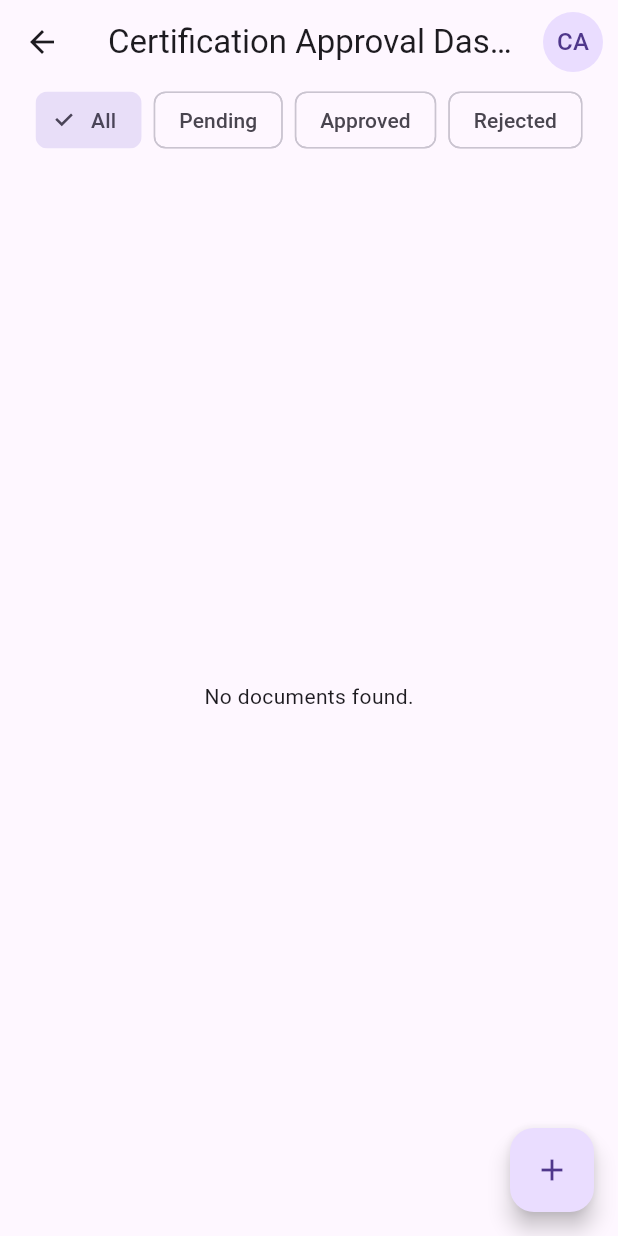
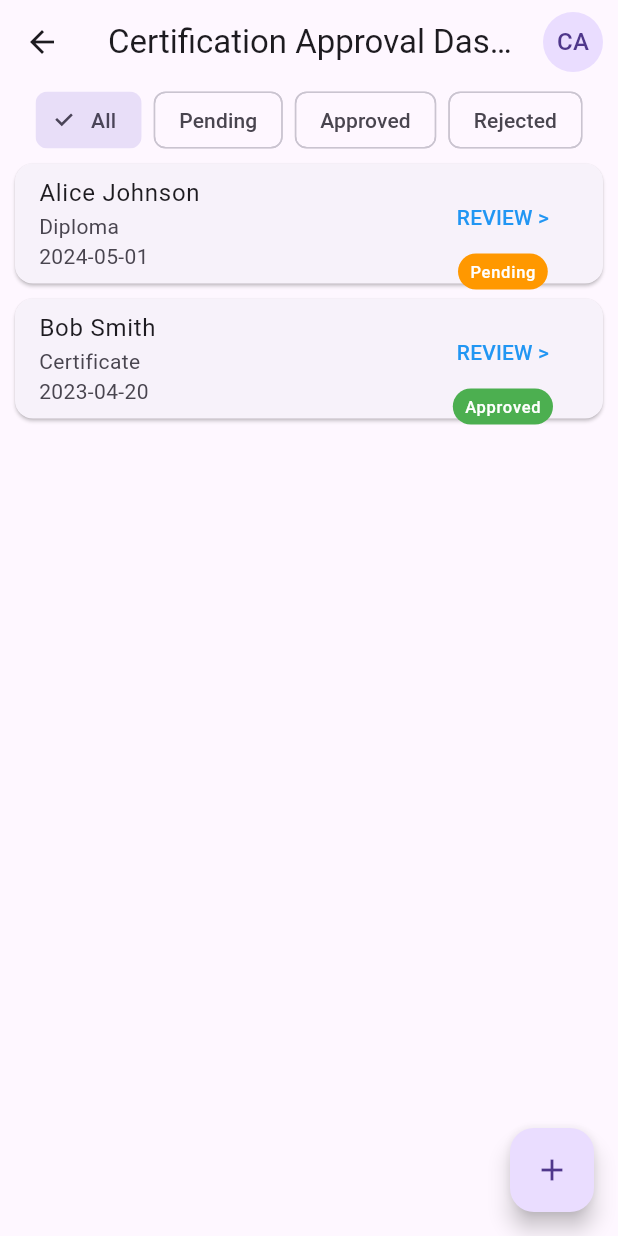
Before and after one commit to SitiFatimah0403/Digital_certificate_project, a Flutter app: the CA_Verification screen opened directly, on a phone screen of 412 x 824 dp. Run offline on Flutter 3.47's test engine with Material 3 defaults, Android fonts, the phone set to English and light mode, and no system bars; our stand-ins replace cloud_firestore, file_picker, firebase_auth, firebase_core, firebase_storage, google_sign_in and 1 more; missing offline and left inert: syncfusion_flutter_pdf; accounts and stored records are empty.

Commit message:
Update CA_Verification
insert dummy list to file since firebase is not set up, change dummy list to false to switch back to firebase

```diff
--- a/lib/anna/CA_verification.dart
+++ b/lib/anna/CA_verification.dart
@@ -10,6 +10,34 @@ class CA_Verification extends StatefulWidget {
 
 class _CAVerificationState extends State<CA_Verification> {
   String selectedStatus = 'All';
+
+  // 🔁 Toggle this to use dummy or real Firestore data
+  final bool useDummyData = true;
+
+  final List<Map<String, dynamic>> dummyDocuments = [
+    {
+      'id': 'doc1',
+      'metadata': {
+        'name': 'Alice Johnson',
+        'document_type': 'Diploma',
+        'date_issued': '2024-05-01T00:00:00',
+        'expiry_date': '2029-05-01T00:00:00',
+        'organization': 'Example University'
+      },
+      'status': 'pending',
+    },
+    {
+      'id': 'doc2',
+      'metadata': {
+        'name': 'Bob Smith',
+        'document_type': 'Certificate',
+        'date_issued': '2023-04-20T00:00:00',
+        'expiry_date': '2028-04-20T00:00:00',
+        'organization': 'Institute of Testing'
+      },
+      'status': 'approved',
+    },
+  ];
 
   Stream<QuerySnapshot> getDocumentsStream() {
     var collection = FirebaseFirestore.instance.collection('truecopies');
@@ -56,21 +84,64 @@ class _CAVerificationState extends State<CA_Verification> {
             }).toList(),
           ),
           Expanded(
-            child: StreamBuilder<QuerySnapshot>(
+            child: useDummyData
+                ? ListView.builder(
+                    itemCount: dummyDocuments.length,
+                    itemBuilder: (context, index) {
+                      final doc = dummyDocuments[index];
+                      final metadata = doc['metadata'];
+                      final status = doc['status'];
+
+                      return buildListTile(
+                        docId: doc['id'],
+                        metadata: metadata,
+                        status: status,
+                      );
+                    },
+                  )
+                : StreamBuilder<QuerySnapshot>(
                     stream: getDocumentsStream(),
                     builder: (context, snapshot) {
-                if (!snapshot.hasData) return Center(child: CircularProgressIndicator());
+                      if (!snapshot.hasData) {
+                        return Center(child: CircularProgressIndicator());
+                      }
+
                       final docs = snapshot.data!.docs;
-
-                if (docs.isEmpty) return Center(child: Text("No documents found."));
+                      if (docs.isEmpty) {
+                        return Center(child: Text("No documents found."));
+                      }
 
                       return ListView.builder(
                         itemCount: docs.length,
                         itemBuilder: (context, index) {
                           final doc = docs[index];
                           final metadata = doc['metadata'] ?? {};
-                    final status = (doc['status'] ?? 'pending_approval').toString();
+                          final status = (doc['status'] ?? 'pending').toString();
 
+                          return buildListTile(
+                            docId: doc.id,
+                            metadata: metadata,
+                            status: status,
+                          );
+                        },
+                      );
+                    },
+                  ),
+          ),
+        ],
+      ),
+      floatingActionButton: FloatingActionButton(
+        onPressed: () => Navigator.push(context, MaterialPageRoute(builder: (_) => UploadScreen())),
+        child: Icon(Icons.add),
+      ),
+    );
+  }
+
+  Widget buildListTile({
+    required String docId,
+    required Map<String, dynamic> metadata,
+    required String status,
+  }) {
     return Card(
       margin: EdgeInsets.symmetric(horizontal: 10, vertical: 5),
       child: ListTile(
@@ -91,7 +162,7 @@ class _CAVerificationState extends State<CA_Verification> {
                   context,
                   MaterialPageRoute(
                     builder: (_) => ReviewPage(
-                                      docId: doc.id,
+                      docId: docId,
                       metadata: metadata,
                       status: status,
                     ),
@@ -112,18 +183,6 @@ class _CAVerificationState extends State<CA_Verification> {
         ),
       ),
     );
-                  },
-                );
-              },
-            ),
-          ),
-        ],
-      ),
-      floatingActionButton: FloatingActionButton(
-        onPressed: () => Navigator.push(context, MaterialPageRoute(builder: (_) => UploadScreen())),
-        child: Icon(Icons.add),
-      ),
-    );
   }
 }
 
```
Lines whose indentation alone changed are shown as unchanged.
